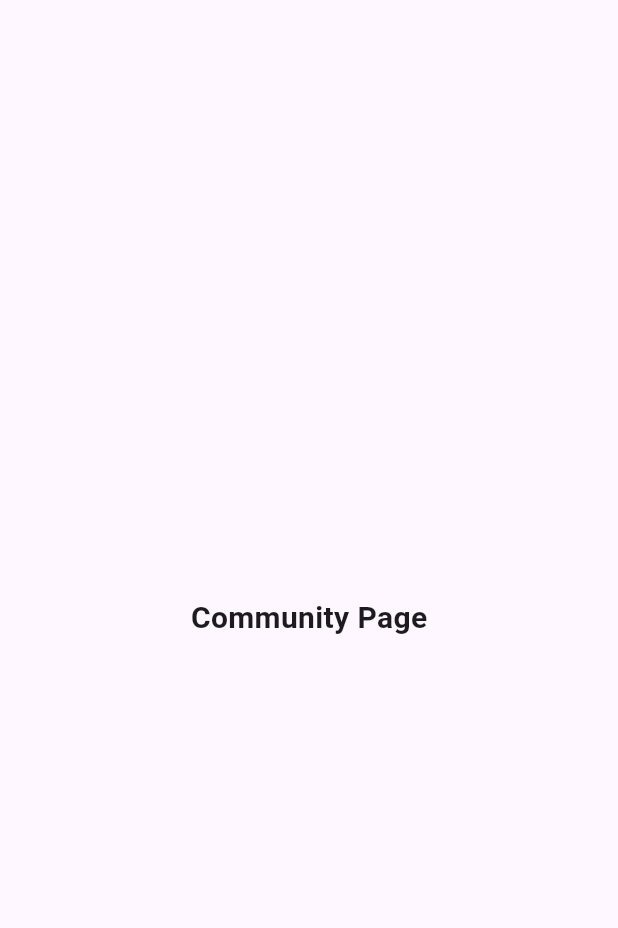
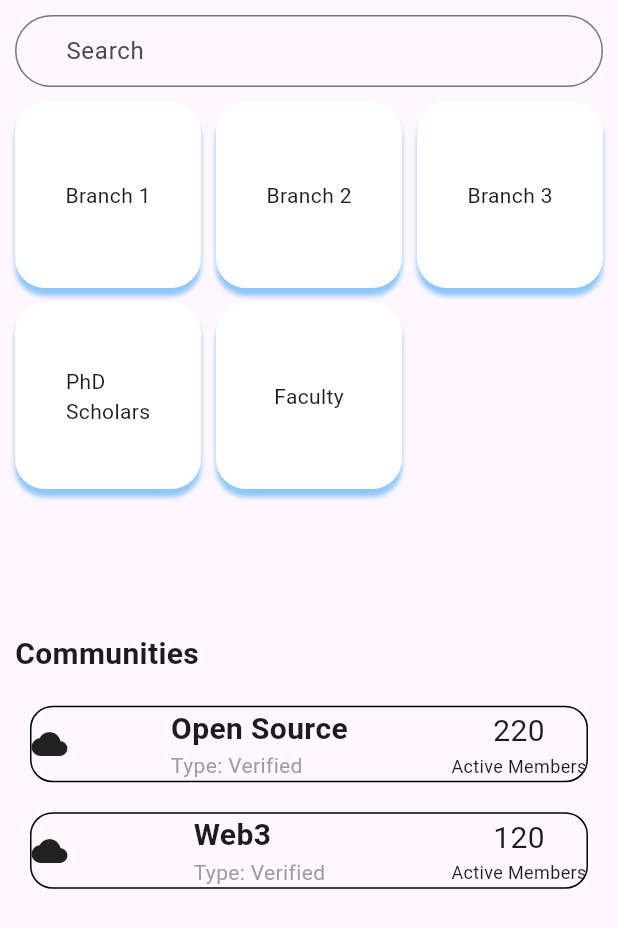
Before and after one commit to grimreaperLinux/alumnet, a Flutter app: the CommunityPage screen opened directly, on a phone screen of 412 x 824 dp. Shown: the top 928 px of the screen. Run offline on Flutter 3.47's test engine with Material 3 defaults, Android fonts, the light colour scheme and no system bars; our stand-ins replace carousel_slider, file_picker, firebase_core, image_picker, rive, top_snackbar_flutter; accounts and stored records are empty; generated files the repository leaves out were written again; network calls fail.

Commit message:
Added Community UI

```diff
--- a/lib/home.dart
+++ b/lib/home.dart
@@ -1,7 +1,7 @@
 import 'package:alumnet/models/tab_item.dart';
 import 'package:alumnet/navigation/custom_tab_bar.dart';
 import 'package:alumnet/profile/profile_screen.dart';
-import 'package:alumnet/screens/community_screen.dart';
+import 'package:alumnet/screens/community/community_screen.dart';
 import 'package:alumnet/screens/home/home_screen.dart';
 import 'package:alumnet/screens/messages_screen.dart';
 import 'package:alumnet/screens/notifications_screen.dart';
@@ -42,7 +42,7 @@ class _AlumnetHomeState extends State<AlumnetHome> {
         _selectedTab = index;
       });
       changeScreen(index);
-      if(index<=4){
+      if (index <= 4) {
         _icons[index].status!.change(true);
         Future.delayed(const Duration(seconds: 1), () {
           _icons[index].status!.change(false);
@@ -68,7 +68,7 @@ class _AlumnetHomeState extends State<AlumnetHome> {
                       backgroundImage: NetworkImage(
                           'https://media.istockphoto.com/id/1432226243/photo/happy-young-woman-of-color-smiling-at-the-camera-in-a-studio.jpg?s=612x612&w=0&k=20&c=rk75Rl4PTtXbEyj7RgSz_pJPlgEpUEsgcJVNGQZbrMw='),
                     ),
-                    onTap: (){
+                    onTap: () {
                       onTabPress(5);
                     },
                   ),
--- /dev/null
+++ b/lib/models/community.dart
@@ -0,0 +1,8 @@
+class Community {
+  final String name;
+  final String image;
+  final int activeMembers;
+
+  Community(
+      {required this.name, required this.image, required this.activeMembers});
+}
--- /dev/null
+++ b/lib/screens/community/community_screen.dart
@@ -0,0 +1,172 @@
+import 'package:alumnet/models/community.dart';
+import 'package:alumnet/screens/community/batchList_screen.dart';
+import 'package:alumnet/screens/community/discussion_screen.dart';
+import 'package:flutter/material.dart';
+
+class CommunityPage extends StatelessWidget {
+  final TextEditingController _searchController = TextEditingController();
+  final List<Community> communityData = [
+    Community(name: "Open Source", image: "", activeMembers: 220),
+    Community(name: "Web3", image: "", activeMembers: 120),
+  ];
+
+  @override
+  Widget build(BuildContext context) {
+    return Scaffold(
+      body: Padding(
+        padding: EdgeInsets.all(10),
+        child: Column(
+          crossAxisAlignment: CrossAxisAlignment.start,
+          children: [
+            TextField(
+              controller: _searchController,
+              decoration: InputDecoration(
+                hintText: 'Search',
+                border: OutlineInputBorder(
+                  borderRadius: BorderRadius.circular(25),
+                ),
+                contentPadding: EdgeInsets.symmetric(horizontal: 30),
+              ),
+            ),
+            SizedBox(height: 10),
+            Expanded(
+              child: GridView.builder(
+                gridDelegate: SliverGridDelegateWithFixedCrossAxisCount(
+                  crossAxisCount: 3,
+                  crossAxisSpacing: 10,
+                  mainAxisSpacing: 10,
+                ),
+                itemCount: 5, // Assuming there are 5 departments
+                itemBuilder: (context, index) {
+                  return GestureDetector(
+                    onTap: () {
+                      Navigator.push(
+                        context,
+                        MaterialPageRoute(
+                          builder: (context) => BatchList(
+                              branch: index == 3
+                                  ? "PhD"
+                                  : index == 4
+                                      ? "Faculty"
+                                      : "Branch ${index + 1}"),
+                        ),
+                      );
+                    },
+                    child: DepartmentBlock(
+                        text: index == 3
+                            ? "PhD\nScholars"
+                            : index == 4
+                                ? "Faculty"
+                                : "Branch ${index + 1}"),
+                  );
+                },
+              ),
+            ),
+            Text(
+              "Communities",
+              style: TextStyle(fontSize: 20, fontWeight: FontWeight.bold),
+            ),
+            SizedBox(height: 10),
+            Expanded(
+              child: ListView.builder(
+                itemCount: communityData.length,
+                itemBuilder: (context, index) {
+                  return GestureDetector(
+                    onTap: () {
+                      Navigator.push(
+                        context,
+                        MaterialPageRoute(
+                          builder: (context) =>
+                              DiscussionScreen(community: communityData[index]),
+                        ),
+                      );
+                    },
+                    child: CommunityBlock(communityData: communityData[index]),
+                  );
+                },
+              ),
+            )
+          ],
+        ),
+      ),
+    );
+  }
+}
+
+class DepartmentBlock extends StatelessWidget {
+  final String text;
+
+  DepartmentBlock({required this.text});
+
+  @override
+  Widget build(BuildContext context) {
+    return Container(
+      width: 110,
+      height: 110,
+      decoration: BoxDecoration(
+        color: Colors.white,
+        borderRadius: BorderRadius.circular(20),
+        boxShadow: [
+          BoxShadow(
+            color: Colors.blue.withOpacity(0.5),
+            blurRadius: 2,
+            offset: Offset(0, 5),
+          ),
+        ],
+      ),
+      child: Center(
+        child: Text(text),
+      ),
+    );
+  }
+}
+
+class CommunityBlock extends StatelessWidget {
+  final Community communityData;
+
+  CommunityBlock({required this.communityData});
+
+  @override
+  Widget build(BuildContext context) {
+    return Padding(
+      padding: EdgeInsets.all(10),
+      child: Container(
+        decoration: BoxDecoration(
+          border: Border.all(),
+          borderRadius: BorderRadius.circular(15),
+        ),
+        child: Row(
+          mainAxisAlignment: MainAxisAlignment.spaceBetween,
+          children: [
+            Icon(Icons.cloud),
+            Column(
+              crossAxisAlignment: CrossAxisAlignment.start,
+              children: [
+                Text(
+                  communityData.name,
+                  style: TextStyle(
+                    fontSize: 20,
+                    fontWeight: FontWeight.bold,
+                  ),
+                ),
+                Text(
+                  'Type: Verified',
+                  style: TextStyle(color: Colors.grey),
+                ),
+              ],
+            ),
+            Column(
+              children: [
+                Text(
+                  communityData.activeMembers.toString(),
+                  style: TextStyle(fontSize: 20),
+                ),
+                Text('Active Members', style: TextStyle(fontSize: 12)),
+              ],
+            ),
+          ],
+        ),
+      ),
+    );
+  }
+}
--- a/lib/screens/community_screen.dart
+++ /dev/null
@@ -1,15 +0,0 @@
-import 'package:flutter/material.dart';
-
-class CommunityPage extends StatelessWidget {
-  @override
-  Widget build(BuildContext context) {
-    return Scaffold(
-      body: Center(
-        child: Text(
-          'Community Page',
-          style: TextStyle(fontWeight: FontWeight.bold, fontSize: 20),
-        ),
-      ),
-    );
-  }
-}
```
Also changed, not shown: lib/models/user.dart (+12 -8 lines), lib/screens/community/batchDetails_screen.dart (added, +78 -0 lines), lib/screens/community/batchList_screen.dart (added, +51 -0 lines), lib/screens/community/discussion_screen.dart (added, +180 -0 lines), 5 other files.
